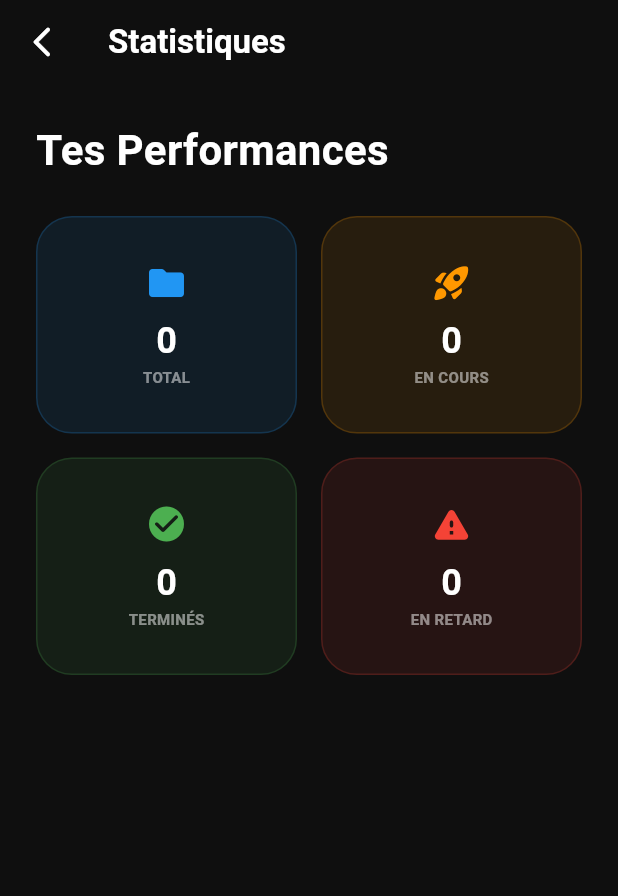
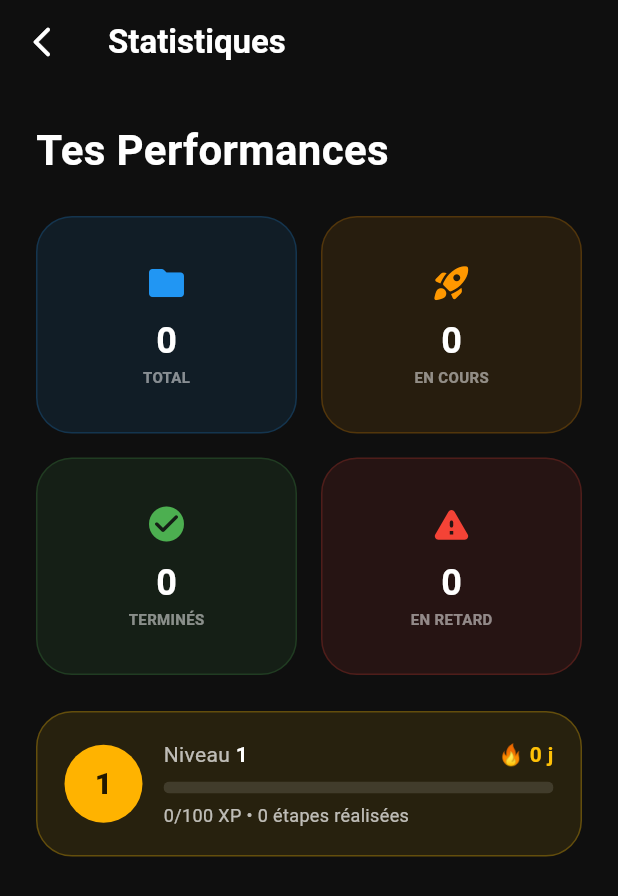
Before and after one commit to welcom-fresnel/sessame, a Flutter app: the StatisticsScreen screen opened directly, on a phone screen of 412 x 824 dp. Shown: the top 896 px of the screen. Run offline on Flutter 3.47's test engine with Material 3 defaults, Android fonts, the phone set to English and light mode, and no system bars; our stand-ins replace animate_do, cloud_firestore, firebase_analytics, firebase_auth, firebase_core, fl_chart and 9 more; missing offline and left inert: wolt_modal_sheet; accounts and stored records are empty; network calls fail.

Commit message:
la gamification

```diff
--- a/lib/main.dart
+++ b/lib/main.dart
@@ -15,6 +15,7 @@ import 'providers/project_provider.dart';
 import 'providers/conversation_provider.dart';
 import 'providers/theme_provider.dart';
 import 'providers/premium_provider.dart';
+import 'providers/gamification_provider.dart';
 import 'screens/splash_screen.dart'; // Importation du SplashScreen
 import 'screens/auth_screen.dart'; // Importation de l'AuthScreen
 
@@ -90,6 +91,9 @@ class MyApp extends StatelessWidget {
           create: (context) => PremiumProvider(),
         ),
         ChangeNotifierProvider(
+          create: (context) => GamificationProvider(),
+        ),
+        ChangeNotifierProvider(
           create: (context) {
             final provider = ProjectProvider();
             // Fire and forget initialization (don't block UI)
--- /dev/null
+++ b/lib/providers/gamification_provider.dart
@@ -0,0 +1,121 @@
+import 'dart:convert';
+
+import 'package:flutter/material.dart';
+import 'package:shared_preferences/shared_preferences.dart';
+
+class GamificationReward {
+  final int xp;
+  final int level;
+  final String? unlockedBadge;
+
+  const GamificationReward({
+    required this.xp,
+    required this.level,
+    this.unlockedBadge,
+  });
+}
+
+class GamificationProvider extends ChangeNotifier {
+  static const _xpKey = 'game_xp';
+  static const _completedTaskIdsKey = 'game_completed_task_ids';
+  static const _activityDatesKey = 'game_activity_dates';
+  static const _badgesKey = 'game_badges';
+
+  int _xp = 0;
+  final Set<String> _completedTaskIds = {};
+  final Set<String> _activityDates = {};
+  final Set<String> _badges = {};
+  bool _isLoaded = false;
+
+  int get xp => _xp;
+  bool get isLoaded => _isLoaded;
+  int get level => (_xp ~/ 100) + 1;
+  int get xpInCurrentLevel => _xp % 100;
+  double get levelProgress => xpInCurrentLevel / 100;
+  int get completedTaskCount => _completedTaskIds.length;
+  int get streak => _calculateStreak();
+
+  GamificationProvider() {
+    _load();
+  }
+
+  Future<void> _load() async {
+    try {
+      final prefs = await SharedPreferences.getInstance();
+      _xp = prefs.getInt(_xpKey) ?? 0;
+      _completedTaskIds.addAll(_readStringList(prefs.getString(_completedTaskIdsKey)));
+      _activityDates.addAll(_readStringList(prefs.getString(_activityDatesKey)));
+      _badges.addAll(_readStringList(prefs.getString(_badgesKey)));
+    } finally {
+      _isLoaded = true;
+      notifyListeners();
+    }
+  }
+
+  Future<GamificationReward?> rewardTaskCompletion(String taskId) async {
+    if (_completedTaskIds.contains(taskId)) return null;
+
+    final previousLevel = level;
+    _completedTaskIds.add(taskId);
+    _activityDates.add(_dateKey(DateTime.now()));
+
+    final earnedXp = streak >= 3 ? 15 : 10;
+    _xp += earnedXp;
+    final badge = _unlockNextBadge();
+    await _save();
+    notifyListeners();
+
+    return GamificationReward(
+      xp: earnedXp,
+      level: level,
+      unlockedBadge: badge ?? (level > previousLevel ? 'Niveau $level atteint !' : null),
+    );
+  }
+
+  String? _unlockNextBadge() {
+    final candidates = <({String id, String label, bool unlocked})>[
+      (id: 'first_step', label: 'Premier pas', unlocked: completedTaskCount >= 1),
+      (id: 'focus_10', label: 'Focus x10', unlocked: completedTaskCount >= 10),
+      (id: 'momentum_50', label: 'Élan x50', unlocked: completedTaskCount >= 50),
+      (id: 'streak_7', label: 'Régulier 7 jours', unlocked: streak >= 7),
+    ];
+    for (final badge in candidates) {
+      if (badge.unlocked && _badges.add(badge.id)) return badge.label;
+    }
+    return null;
+  }
+
+  int _calculateStreak() {
+    var day = DateUtils.dateOnly(DateTime.now());
+    if (!_activityDates.contains(_dateKey(day))) {
+      day = day.subtract(const Duration(days: 1));
+    }
+
+    var count = 0;
+    while (_activityDates.contains(_dateKey(day))) {
+      count++;
+      day = day.subtract(const Duration(days: 1));
+    }
+    return count;
+  }
+
+  Future<void> _save() async {
+    final prefs = await SharedPreferences.getInstance();
+    await prefs.setInt(_xpKey, _xp);
+    await prefs.setString(_completedTaskIdsKey, jsonEncode(_completedTaskIds.toList()));
+    await prefs.setString(_activityDatesKey, jsonEncode(_activityDates.toList()));
+    await prefs.setString(_badgesKey, jsonEncode(_badges.toList()));
+  }
+
+  List<String> _readStringList(String? value) {
+    if (value == null) return [];
+    try {
+      return (jsonDecode(value) as List).map((item) => item.toString()).toList();
+    } catch (_) {
+      return [];
+    }
+  }
+
+  String _dateKey(DateTime date) =>
+      '${date.year}-${date.month.toString().padLeft(2, '0')}-${date.day.toString().padLeft(2, '0')}';
+}
--- a/lib/screens/home_screen.dart
+++ b/lib/screens/home_screen.dart
@@ -9,6 +9,7 @@ import '../models/home_ad.dart';
 import '../providers/project_provider.dart';
 import '../services/ad_service.dart';
 import '../widgets/project_card.dart';
+import '../widgets/gamification_card.dart';
 import 'add_project_screen.dart';
 import 'statistics_screen.dart';
 import 'conversation.dart';
@@ -284,6 +285,8 @@ class _HomeScreenState extends State<HomeScreen> {
                         const SizedBox(height: 24),
                         // Résumé rapide
                         _buildSummaryCard(projectProvider),
+                        const SizedBox(height: 16),
+                        const GamificationCard(),
                         const SizedBox(height: 32),
                         // Filtres modernes
                         _buildFilters(),
--- a/lib/screens/statistics_screen.dart
+++ b/lib/screens/statistics_screen.dart
@@ -8,6 +8,7 @@ import 'package:animate_do/animate_do.dart';
 import 'package:path_provider/path_provider.dart';
 import '../providers/premium_provider.dart';
 import '../providers/project_provider.dart';
+import '../widgets/gamification_card.dart';
 
 class StatisticsScreen extends StatefulWidget {
   const StatisticsScreen({super.key});
@@ -162,6 +163,8 @@ class _StatisticsScreenState extends State<StatisticsScreen> {
                     ],
                   ),
 
+                  const SizedBox(height: 24),
+                  const GamificationCard(),
                   const SizedBox(height: 40),
 
                   if (_statValue('total') > 0) ...[
--- /dev/null
+++ b/lib/widgets/gamification_card.dart
@@ -0,0 +1,95 @@
+import 'package:flutter/material.dart';
+import 'package:animate_do/animate_do.dart';
+import 'package:provider/provider.dart';
+
+import '../providers/gamification_provider.dart';
+
+class GamificationCard extends StatelessWidget {
+  const GamificationCard({super.key});
+
+  @override
+  Widget build(BuildContext context) {
+    final game = context.watch<GamificationProvider>();
+    if (!game.isLoaded) return const SizedBox.shrink();
+    final isDark = Theme.of(context).brightness == Brightness.dark;
+    final primaryText = isDark ? Colors.white : Colors.black87;
+    final secondaryText = isDark ? Colors.white70 : Colors.black54;
+
+    return FadeInUp(
+      duration: const Duration(milliseconds: 450),
+      child: AnimatedContainer(
+        duration: const Duration(milliseconds: 350),
+        padding: const EdgeInsets.all(18),
+        decoration: BoxDecoration(
+          color: Colors.amber.withValues(alpha: 0.10),
+          borderRadius: BorderRadius.circular(24),
+          border: Border.all(color: Colors.amber.withValues(alpha: 0.28)),
+        ),
+        child: Row(
+          children: [
+          Container(
+            width: 52,
+            height: 52,
+            decoration: const BoxDecoration(
+              color: Color(0xFFFFB300),
+              shape: BoxShape.circle,
+            ),
+            child: Center(
+              child: Text(
+                '${game.level}',
+                style: const TextStyle(
+                  color: Colors.black87,
+                  fontSize: 20,
+                  fontWeight: FontWeight.w900,
+                ),
+              ),
+            ),
+          ),
+          const SizedBox(width: 14),
+          Expanded(
+            child: Column(
+              crossAxisAlignment: CrossAxisAlignment.start,
+              children: [
+                Row(
+                  children: [
+                    Text('Niveau ', style: TextStyle(color: secondaryText)),
+                    Text(
+                      '${game.level}',
+                      style: TextStyle(color: primaryText, fontWeight: FontWeight.bold),
+                    ),
+                    const Spacer(),
+                    Text(
+                      '🔥 ${game.streak} j',
+                      style: const TextStyle(color: Colors.amber, fontWeight: FontWeight.bold),
+                    ),
+                  ],
+                ),
+                const SizedBox(height: 8),
+                TweenAnimationBuilder<double>(
+                  tween: Tween(end: game.levelProgress),
+                  duration: const Duration(milliseconds: 700),
+                  curve: Curves.easeOutCubic,
+                  builder: (context, progress, _) => ClipRRect(
+                    borderRadius: BorderRadius.circular(8),
+                    child: LinearProgressIndicator(
+                      value: progress,
+                      minHeight: 8,
+                      backgroundColor: Colors.white.withValues(alpha: 0.12),
+                      valueColor: const AlwaysStoppedAnimation(Color(0xFFFFB300)),
+                    ),
+                  ),
+                ),
+                const SizedBox(height: 6),
+                Text(
+                  '${game.xpInCurrentLevel}/100 XP • ${game.completedTaskCount} étapes réalisées',
+                  style: TextStyle(color: secondaryText, fontSize: 12),
+                ),
+              ],
+            ),
+          ),
+          ],
+        ),
+      ),
+    );
+  }
+}
```
Also changed, not shown: lib/screens/auth_screen.dart (+7 -7 lines), lib/screens/conversation.dart (+7 -2 lines), lib/screens/project_detail_screen.dart (+115 -1 lines), lib/services/notification_service.dart (+20 -3 lines), 1 other file.
